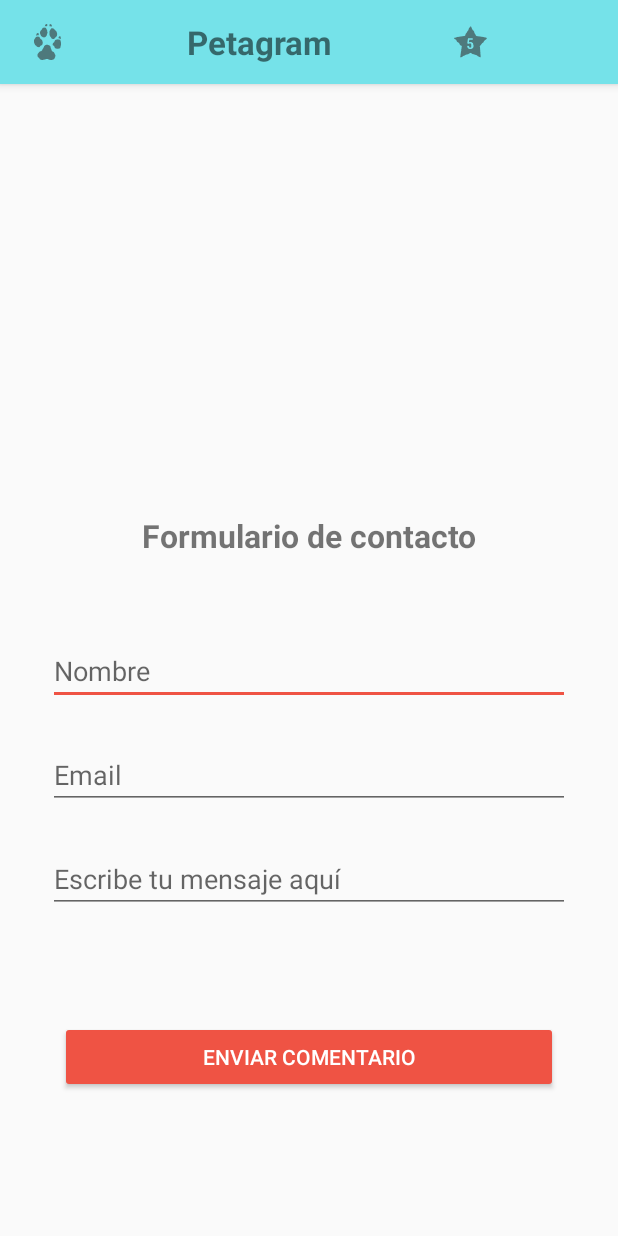
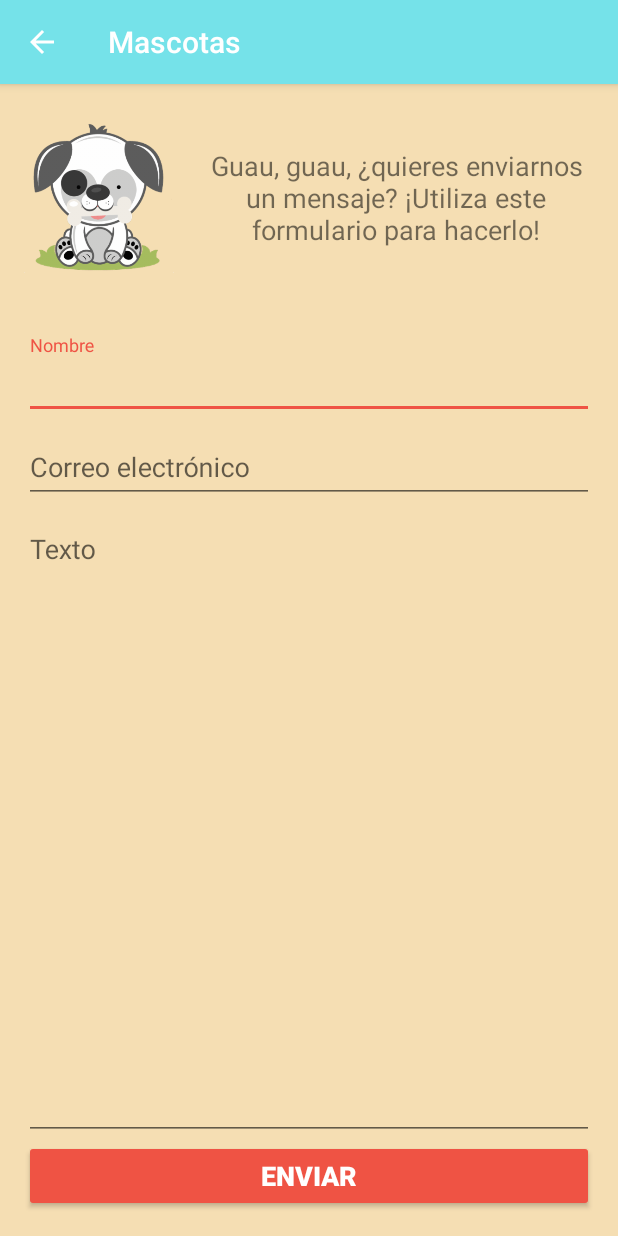
Before and after one commit to carloswilsonperez/DesarrolloDeAplicacionesConAndroid-Curso3-Semana4-carlos, an Android app: the FormularioActivity screen opened directly, with no data from a screen before it, on a phone screen of 412 x 824 dp. Run offline under Robolectric (Android 15) with nearby library versions, the phone set to English and light mode, and no system bars.

Commit message:
Ading more changes

```diff
--- a/app/src/main/AndroidManifest.xml
+++ b/app/src/main/AndroidManifest.xml
@@ -35,7 +35,8 @@
         <activity
             android:name=".AcercadeActivity"
             android:label="@string/title_activity_acercade"
-            android:theme="@style/AppTheme"></activity>
+            android:theme="@style/AppTheme">
+        </activity>
     </application>
 
 </manifest>
--- a/app/src/main/java/com/example/administrador/curso3_tarea4/Config.java
+++ b/app/src/main/java/com/example/administrador/curso3_tarea4/Config.java
@@ -8,5 +8,5 @@ import android.provider.ContactsContract;
 
 public class Config {
     public static final String EMAIL = "email@gmail.com" ;
-    public static final String PASSWORD = "passwd" ;
+    public static final String PASSWORD = "password" ;
 }
--- a/app/src/main/java/com/example/administrador/curso3_tarea4/FormularioActivity.java
+++ b/app/src/main/java/com/example/administrador/curso3_tarea4/FormularioActivity.java
@@ -1,98 +1,37 @@
 package com.example.administrador.curso3_tarea4;
 
-import android.os.StrictMode;
-import android.support.design.widget.Snackbar;
+import android.support.design.widget.TextInputEditText;
 import android.support.v7.app.AppCompatActivity;
 import android.os.Bundle;
+import android.support.v7.widget.Toolbar;
 import android.view.View;
-import android.widget.Button;
-import android.widget.EditText;
-
-import com.example.administrador.curso3_tarea4.R;
-
-import java.util.Properties;
-
-import javax.mail.Authenticator;
-import javax.mail.Message;
-import javax.mail.PasswordAuthentication;
-import javax.mail.Session;
-import javax.mail.Transport;
-import javax.mail.internet.InternetAddress;
-import javax.mail.internet.MimeMessage;
+import com.example.administrador.curso3_tarea4.SendMail;
 
 public class FormularioActivity extends AppCompatActivity {
-
-    String correo;
-    String password;
-    EditText etNombre;
-    EditText etMail;
-    EditText etMensaje;
-    Button btnEnviarComentario;
-    Session session;
+    private Toolbar toolbar;
 
     @Override
     protected void onCreate(Bundle savedInstanceState) {
         super.onCreate(savedInstanceState);
         setContentView(R.layout.activity_formulario);
 
-        etNombre = (EditText) findViewById(R.id.etNombre);
-        etMail = (EditText) findViewById(R.id.etEmail);
-        etMensaje = (EditText) findViewById(R.id.etMensaje);
-        btnEnviarComentario = (Button) findViewById(R.id.btnEnviarComentario);
+        toolbar = findViewById(R.id.toolbar);
+        setSupportActionBar(toolbar);
+        getSupportActionBar().setDisplayHomeAsUpEnabled(true);
+    }
 
-        correo = "email@gmail.com";
-        password = "password";
+    public void enviarMensaje(View view) {
+        TextInputEditText tiNombre = findViewById(R.id.tiNombre);
+        TextInputEditText tiCorreo = findViewById(R.id.tiCorreo);
+        TextInputEditText tiTextoCorreo = findViewById(R.id.tiTextoCorreo);
 
-        btnEnviarComentario.setOnClickListener(new View.OnClickListener() {
-            @Override
-            public void onClick(View v) {
-            // Aviso que el correo se está procesando
-            Snackbar.make(v, etNombre.getText().toString()+" "+getResources().getString(R.string.aviso_enviando_mail), Snackbar.LENGTH_SHORT).show();
+        String nombre = tiNombre.getText().toString();
+        String correo = tiCorreo.getText().toString();
+        String texto = tiTextoCorreo.getText().toString();
+        String asunto = "Saludos desde Petagram";
+        String mensaje = "Hola " + nombre + "\n\n" + texto;
 
-            //politicas de seguridad
-            StrictMode.ThreadPolicy policy = new StrictMode.ThreadPolicy.Builder().permitAll().build();
-            StrictMode.setThreadPolicy(policy);
-            //Propiedades
-            Properties properties = new Properties();
-            properties.put("mail.smtp.host", "smtp.googlemail.com");
-            properties.put("mail.smtp.socketFactory.port", "465");
-            properties.put("mail.smtp.socketFactory.class", "javax.net.ssl.SSLSocketFactory");
-            properties.put("mail.smtp.auth", "true");
-            properties.put("mail.smtp.port", "465");
-
-            try {
-
-                //*** Iniciamos la sesión en gmail ****
-                session = Session.getDefaultInstance(properties, new Authenticator() {
-                    @Override
-                    protected PasswordAuthentication getPasswordAuthentication() {
-                        return new PasswordAuthentication(correo, password);
-                    }
-                });
-
-                // *** Mintras la sesión no sea nula ****
-                if (session != null) {
-                    Message message = new MimeMessage(session);
-                    message.setFrom(new InternetAddress(correo)); //Correo del emisor
-                    message.setSubject("Tarea 4, correo de pruebas"); //Asunto del msj
-                    message.setRecipients(Message.RecipientType.TO, InternetAddress.parse(etMail.getText().toString()));//Destinatarios
-                    message.setContent(etMensaje.getText().toString(), "text/html; charset=utf-8");// Tipo de contenido que vamos a enviar
-
-                    //Enviamos el correo
-                    Transport.send(message);
-
-                    // Aviso que el correo se ha enviado con exito
-                    Snackbar.make(v, getResources().getString(R.string.aviso_mail_enviado)+" "+etMail.getText().toString(), Snackbar.LENGTH_LONG).show();
-                }
-
-            } catch (Exception e) {
-                e.printStackTrace();
-
-                // Aviso que el correo falló
-                Snackbar.make(v, getResources().getString(R.string.aviso_faltan_datos), Snackbar.LENGTH_SHORT).show();
-            }
-            }
-
-        });
+        SendMail task = new SendMail(this);
+        task.execute(asunto, correo, mensaje);
     }
 }
--- a/app/src/main/res/layout/activity_formulario.xml
+++ b/app/src/main/res/layout/activity_formulario.xml
@@ -1,115 +1,100 @@
 <?xml version="1.0" encoding="utf-8"?>
-<android.support.constraint.ConstraintLayout
-    xmlns:android="http://schemas.android.com/apk/res/android"
+<LinearLayout xmlns:android="http://schemas.android.com/apk/res/android"
     xmlns:app="http://schemas.android.com/apk/res-auto"
     xmlns:tools="http://schemas.android.com/tools"
     android:layout_width="match_parent"
     android:layout_height="match_parent"
+    android:background="@color/app_background"
+    android:orientation="vertical"
     tools:context="com.example.administrador.curso3_tarea4.FormularioActivity">
 
-    <include
+    <android.support.design.widget.AppBarLayout
+        android:id="@+id/appbar"
+        android:layout_width="match_parent"
+        android:layout_height="wrap_content"
+        android:theme="@style/ThemeOverlay.AppCompat.Dark.ActionBar">
+
+        <android.support.v7.widget.Toolbar
             android:id="@+id/toolbar"
-        layout="@layout/toolbar"
-        android:layout_width="0dp"
-        android:layout_height="wrap_content"
-        app:layout_constraintLeft_toLeftOf="parent"
-        app:layout_constraintRight_toRightOf="parent"
-        app:layout_constraintTop_toTopOf="parent" />
-
-    <ScrollView
-        android:layout_width="0dp"
-        android:layout_height="wrap_content"
-        android:layout_marginBottom="0dp"
-        android:layout_marginEnd="16dp"
-        android:layout_marginLeft="16dp"
-        android:layout_marginRight="16dp"
-        android:layout_marginStart="16dp"
-        android:layout_marginTop="8dp"
-        app:layout_constraintBottom_toBottomOf="parent"
-        app:layout_constraintLeft_toLeftOf="parent"
-        app:layout_constraintRight_toRightOf="parent"
-        app:layout_constraintTop_toBottomOf="@+id/toolbar"
-        app:layout_constraintVertical_bias="1.0">
+            android:layout_width="match_parent"
+            android:layout_height="?attr/actionBarSize" />
+    </android.support.design.widget.AppBarLayout>
 
     <LinearLayout
         android:layout_width="match_parent"
         android:layout_height="wrap_content"
-            android:layout_marginBottom="71dp"
-            android:layout_marginTop="56dp"
-            android:orientation="vertical"
-            android:visibility="visible">
+        android:padding="16dp">
+
+        <ImageView
+            android:id="@+id/imageView"
+            android:layout_width="wrap_content"
+            android:layout_height="119dp"
+            android:layout_marginRight="16dp"
+            android:layout_weight="1"
+            android:scaleType="fitCenter"
+            app:srcCompat="@drawable/petagram_logo" />
 
         <TextView
-                android:id="@+id/tvTituloFormulario"
+            android:id="@+id/textView"
+            android:layout_width="wrap_content"
+            android:layout_height="wrap_content"
+            android:layout_gravity="center_vertical"
+            android:layout_weight="1"
+            android:text="Guau, guau, ¿quieres enviarnos un mensaje? ¡Utiliza este formulario para hacerlo!"
+            android:textAlignment="center"
+            android:textSize="18sp" />
+    </LinearLayout>
+
+    <LinearLayout
+        android:layout_width="match_parent"
+        android:layout_height="match_parent"
+        android:orientation="vertical"
+        android:padding="16dp">
+
+        <android.support.design.widget.TextInputLayout
+            android:layout_width="match_parent"
+            android:layout_height="wrap_content">
+
+            <android.support.design.widget.TextInputEditText
+                android:id="@+id/tiNombre"
                 android:layout_width="match_parent"
                 android:layout_height="wrap_content"
-                android:layout_marginBottom="45dp"
-                android:layout_marginEnd="16dp"
-                android:layout_marginLeft="16dp"
-                android:layout_marginRight="16dp"
-                android:layout_marginStart="16dp"
-                android:layout_marginTop="24dp"
+                android:hint="@string/ti_nombre_hint" />
+        </android.support.design.widget.TextInputLayout>
 
-                android:gravity="center_horizontal"
-                android:text="@string/titulo_formulario"
-                android:textSize="21sp"
-                android:textStyle="bold" />
+        <android.support.design.widget.TextInputLayout
+            android:layout_width="match_parent"
+            android:layout_height="wrap_content">
 
-            <EditText
-                android:id="@+id/etNombre"
+            <android.support.design.widget.TextInputEditText
+                android:id="@+id/tiCorreo"
                 android:layout_width="match_parent"
                 android:layout_height="wrap_content"
-                android:layout_marginBottom="16dp"
-                android:layout_marginEnd="16dp"
-                android:layout_marginLeft="16dp"
-                android:layout_marginRight="16dp"
-                android:layout_marginStart="16dp"
-                android:layout_marginTop="8dp"
-                android:ems="10"
-                android:hint="@string/hint_nombre"
-                android:inputType="text" />
+                android:hint="@string/ti_correo_hint" />
+        </android.support.design.widget.TextInputLayout>
 
-            <EditText
-                android:id="@+id/etEmail"
+        <android.support.design.widget.TextInputLayout
             android:layout_width="match_parent"
             android:layout_height="wrap_content"
-                android:layout_marginBottom="16dp"
-                android:layout_marginEnd="16dp"
-                android:layout_marginLeft="16dp"
-                android:layout_marginRight="16dp"
-                android:layout_marginStart="16dp"
-                android:layout_marginTop="8dp"
-                android:ems="10"
-                android:hint="@string/hint_email"
-                android:inputType="textEmailAddress" />
+            android:layout_weight="1">
 
-            <EditText
-                android:id="@+id/etMensaje"
+            <android.support.design.widget.TextInputEditText
+                android:id="@+id/tiTextoCorreo"
+                android:layout_width="match_parent"
+                android:layout_height="match_parent"
+                android:gravity="top"
+                android:hint="@string/ti_texto_correo"
+                android:textAlignment="gravity" />
+        </android.support.design.widget.TextInputLayout>
+
+        <Button
+            android:id="@+id/button2"
+            style="@style/Widget.AppCompat.Button.Colored"
             android:layout_width="match_parent"
             android:layout_height="wrap_content"
-                android:layout_marginBottom="16dp"
-                android:layout_marginEnd="16dp"
-                android:layout_marginLeft="16dp"
-                android:layout_marginRight="16dp"
-                android:layout_marginStart="16dp"
-                android:layout_marginTop="8dp"
-                android:ems="10"
-                android:hint="@string/hint_mensaje"
-                android:inputType="textMultiLine" />
-
-            <Button
-                android:id="@+id/btnEnviarComentario"
-                android:layout_width="match_parent"
-                android:layout_height="wrap_content"
-                android:layout_marginBottom="24dp"
-                android:layout_marginEnd="24dp"
-                android:layout_marginLeft="24dp"
-                android:layout_marginRight="24dp"
-                android:layout_marginStart="24dp"
-                android:layout_marginTop="56dp"
-                android:text="@string/btn_enviar"
-                android:theme="@style/MiBotonRaised" />
+            android:onClick="enviarMensaje"
+            android:text="@string/texto_boton_enviar_correo"
+            android:textSize="18sp"
+            android:textStyle="bold" />
     </LinearLayout>
-    </ScrollView>
-
-</android.support.constraint.ConstraintLayout>
+</LinearLayout>
--- a/app/src/main/res/layout/fragment_perfil.xml
+++ b/app/src/main/res/layout/fragment_perfil.xml
@@ -5,7 +5,6 @@
     android:layout_width="match_parent"
     android:layout_height="match_parent"
     tools:context="com.example.administrador.curso3_tarea4.fragment.PerfilFragment">
-
 
     <ScrollView
         style="@android:style/Widget.Material.ScrollView"
--- a/app/src/main/res/values/colors.xml
+++ b/app/src/main/res/values/colors.xml
@@ -14,4 +14,6 @@
     <color name="fondo_perro06">#aeb8e1</color>
     <color name="fondo_perro07">#fc4671</color>
     <color name="fondo_perro08">#d0f591</color>
+    <color name="app_background">#f5deb3</color>
+    <color name="foto_background">#79E2E8</color>
 </resources>
--- a/app/src/main/res/values/dimens.xml
+++ b/app/src/main/res/values/dimens.xml
@@ -6,4 +6,10 @@
     <dimen name="height_barra_cardview">48dp</dimen>
     <dimen name="width_hueso">38dp</dimen>
     <dimen name="height_hueso">38dp</dimen>
+
+    <dimen name="MARGIN_HORIZONTAL">8dp</dimen>
+    <dimen name="CARDVIEW_CORNER_RADIUS">5dp</dimen>
+    <dimen name="CARDVIEW_MARGIN_HORIZONTAL">8dp</dimen>
+    <dimen name="CARDVIEW_MARGIN_VERTICAL">8dp</dimen>
+    <dimen name="CARDVIEW_ELEVATION">4dp</dimen>
 </resources>
--- a/app/src/main/res/values/styles.xml
+++ b/app/src/main/res/values/styles.xml
@@ -6,13 +6,13 @@
         <item name="colorPrimary">@color/colorPrimary</item>
         <item name="colorPrimaryDark">@color/colorPrimaryDark</item>
         <item name="colorAccent">@color/colorAccent</item>
+        <!--<item name="windowActionBar">false</item>
+        <item name="windowNoTitle">true</item>-->
     </style>
-
     <style name="AppTheme.NoActionBar">
         <item name="windowActionBar">false</item>
         <item name="windowNoTitle">true</item>
     </style>
-
     <style name="AppTheme.AppBarOverlay" parent="ThemeOverlay.AppCompat.Dark.ActionBar" />
 
     <style name="AppTheme.PopupOverlay" parent="ThemeOverlay.AppCompat.Light" />
```
Also changed, not shown: app/build.gradle (+7 -14 lines), app/src/main/java/com/example/administrador/curso3_tarea4/AcercadeActivity.java (+0 -17 lines), app/src/main/java/com/example/administrador/curso3_tarea4/SendMail.java (+37 -70 lines), app/src/main/res/values/strings.xml (+20 -4 lines), app/src/main/res/drawable-hdpi/petagram_logo.png (added), app/src/main/res/drawable-mdpi/petagram_logo.png (added), app/src/main/res/drawable-xhdpi/petagram_logo.png (added), app/src/main/res/drawable-xxhdpi/petagram_logo.png (added), app/src/main/res/drawable/petagram_logo.png (added). Lines whose indentation alone changed are shown as unchanged.
